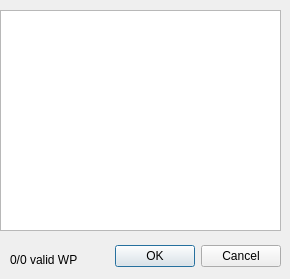
Qt form src/POI_input.ui (nohal/qtVlm) before a commit.
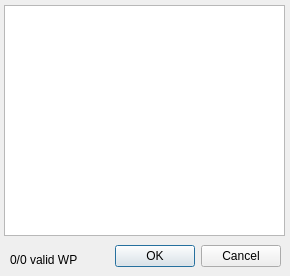
The same form after that commit.

Commit message: - bug fix in poi input => revert to previous version with right text editor - copy button in VLM2 is now available even if boat is locked for modification - remove data from grib download on zygrib (keep only: winf, pressure and with a build option temp)

What changed in the file:
```diff
--- a/src/POI_input.ui
+++ b/src/POI_input.ui
@@ -6,7 +6,7 @@
     <x>0</x>
     <y>0</y>
     <width>290</width>
-    <height>279</height>
+    <height>276</height>
    </rect>
   </property>
   <property name="windowTitle" >
@@ -25,7 +25,23 @@
     <enum>Qt::Horizontal</enum>
    </property>
    <property name="standardButtons" >
-    <set>QDialogButtonBox::Cancel|QDialogButtonBox::NoButton|QDialogButtonBox::Ok</set>
+    <set>QDialogButtonBox::Cancel|QDialogButtonBox::Ok</set>
+   </property>
+  </widget>
+  <widget class="QPlainTextEdit" name="POI_list" >
+   <property name="geometry" >
+    <rect>
+     <x>4</x>
+     <y>5</y>
+     <width>281</width>
+     <height>231</height>
+    </rect>
+   </property>
+   <property name="toolTip" >
+    <string>Coller ou inserer des POI au format LAT,LON@WPH</string>
+   </property>
+   <property name="plainText" >
+    <string/>
    </property>
   </widget>
   <widget class="QLabel" name="nbValid" >
@@ -41,16 +57,6 @@
     <string>0/0 valid WP</string>
    </property>
   </widget>
-  <widget class="QTextEdit" name="POI_list" >
-   <property name="geometry" >
-    <rect>
-     <x>0</x>
-     <y>10</y>
-     <width>281</width>
-     <height>221</height>
-    </rect>
-   </property>
-  </widget>
  </widget>
  <resources/>
  <connections>
```
Left out of the diff: 19 changed lines with no effect on the pictures. The commit also changes 7 other files.
